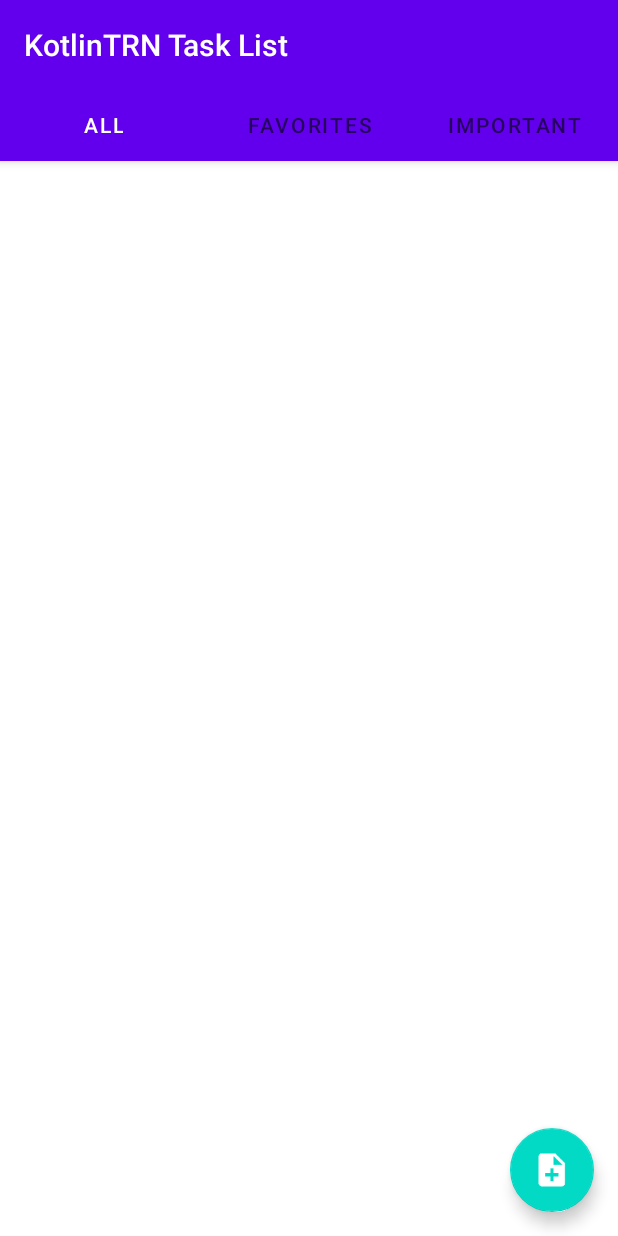
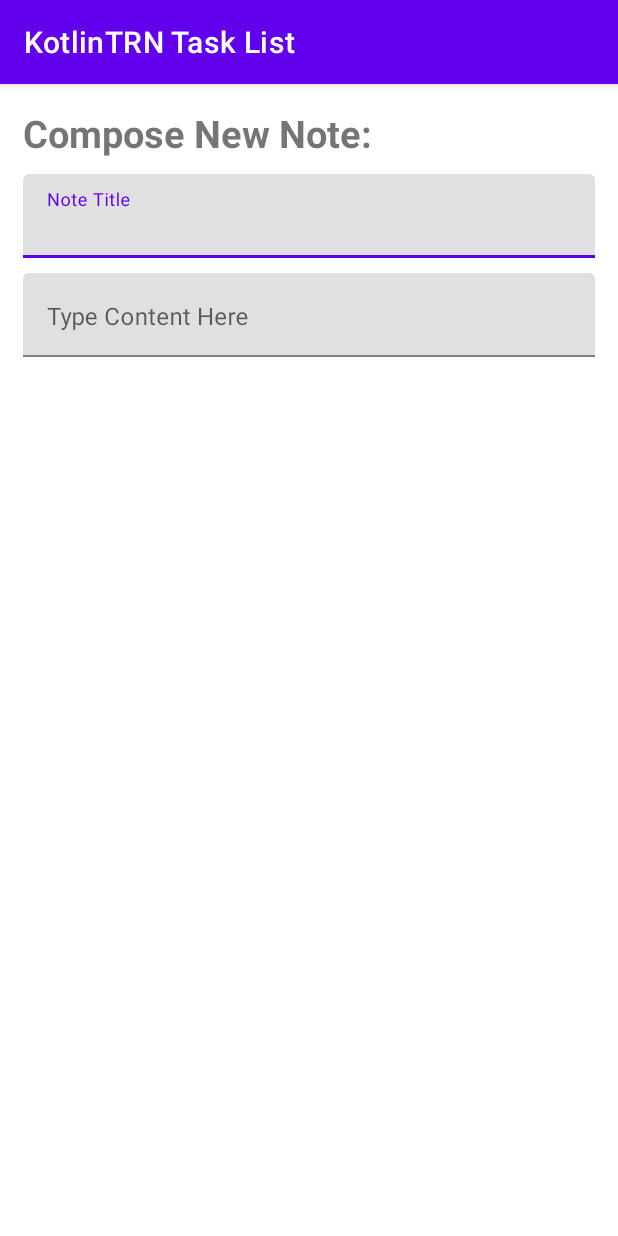
Before and after one commit to pparreno/LIG-Kotlin-TRN-Task-List, an Android app: the screen it shows after launch (MainActivity before the commit, ComposeNoteActivity after it), on a phone screen of 412 x 824 dp. Run offline under Robolectric (Android 15) with nearby library versions, the phone set to English and light mode, and no system bars.

Commit message:
commiting changes to project and compose activity

```diff
--- a/app/build.gradle
+++ b/app/build.gradle
@@ -51,6 +51,7 @@ dependencies {
     androidTestImplementation 'androidx.test.ext:junit:1.1.2'
     androidTestImplementation 'androidx.test.espresso:espresso-core:3.3.0'
 
+
     //ROOM//
     def room_version = "2.2.6"
     implementation "androidx.room:room-runtime:$room_version"
--- a/app/src/main/AndroidManifest.xml
+++ b/app/src/main/AndroidManifest.xml
@@ -9,16 +9,23 @@
         android:roundIcon="@mipmap/ic_launcher_round"
         android:supportsRtl="true"
         android:theme="@style/Theme.KotlinTRNTaskList">
-        <activity
-            android:name=".MainActivity"
-            android:label="@string/app_name"
-            android:theme="@style/Theme.KotlinTRNTaskList.NoActionBar">
+        <activity android:name=".ui.compose.ComposeNoteActivity">
             <intent-filter>
                 <action android:name="android.intent.action.MAIN" />
 
                 <category android:name="android.intent.category.LAUNCHER" />
             </intent-filter>
         </activity>
+        <activity
+            android:name=".ui.main.MainActivity"
+            android:label="@string/app_name"
+            android:theme="@style/Theme.KotlinTRNTaskList.NoActionBar">
+           <!-- <intent-filter>
+                <action android:name="android.intent.action.MAIN" />
+
+                <category android:name="android.intent.category.LAUNCHER" />
+            </intent-filter>-->
+        </activity>
     </application>
 
 </manifest>
--- /dev/null
+++ b/app/src/main/java/com/pparreno/kotlintrntasklist/ui/compose/ComposeNoteActivity.kt
@@ -0,0 +1,12 @@
+package com.pparreno.kotlintrntasklist.ui.compose
+
+import androidx.appcompat.app.AppCompatActivity
+import android.os.Bundle
+import com.pparreno.kotlintrntasklist.R
+
+class ComposeNoteActivity : AppCompatActivity() {
+    override fun onCreate(savedInstanceState: Bundle?) {
+        super.onCreate(savedInstanceState)
+        setContentView(R.layout.activity_compose_note)
+    }
+}
--- a/app/src/main/java/com/pparreno/kotlintrntasklist/MainActivity.kt
+++ b/app/src/main/java/com/pparreno/kotlintrntasklist/ui/main/MainActivity.kt
@@ -1,12 +1,11 @@
-package com.pparreno.kotlintrntasklist
+package com.pparreno.kotlintrntasklist.ui.main
 
 import android.os.Bundle
 import com.google.android.material.floatingactionbutton.FloatingActionButton
-import com.google.android.material.snackbar.Snackbar
 import com.google.android.material.tabs.TabLayout
 import androidx.viewpager.widget.ViewPager
 import androidx.appcompat.app.AppCompatActivity
-import com.pparreno.kotlintrntasklist.ui.main.SectionsPagerAdapter
+import com.pparreno.kotlintrntasklist.R
 
 class MainActivity : AppCompatActivity() {
 
--- /dev/null
+++ b/app/src/main/res/layout/activity_compose_note.xml
@@ -0,0 +1,67 @@
+<?xml version="1.0" encoding="utf-8"?>
+<LinearLayout xmlns:android="http://schemas.android.com/apk/res/android"
+    xmlns:app="http://schemas.android.com/apk/res-auto"
+    xmlns:tools="http://schemas.android.com/tools"
+    android:layout_width="match_parent"
+    android:layout_height="match_parent"
+    android:orientation="vertical"
+    tools:context=".ui.compose.ComposeNoteActivity">
+
+    <ScrollView
+        android:layout_width="match_parent"
+        android:layout_height="match_parent"
+        tools:layout_editor_absoluteX="55dp">
+
+        <androidx.constraintlayout.widget.ConstraintLayout
+            android:layout_width="match_parent"
+            android:layout_height="wrap_content"
+            android:padding="15dp">
+
+            <TextView
+                android:id="@+id/compose_label"
+                android:layout_width="0dp"
+                android:layout_height="wrap_content"
+                android:text="@string/compose_new_note"
+                android:textSize="25sp"
+                android:textStyle="bold"
+                app:layout_constraintStart_toStartOf="parent"
+                app:layout_constraintTop_toTopOf="parent" />
+
+            <com.google.android.material.textfield.TextInputLayout
+                android:id="@+id/title_text_layout"
+                android:layout_width="match_parent"
+                android:layout_height="wrap_content"
+                android:layout_marginTop="10dp"
+                android:hint="@string/note_title"
+                app:layout_constraintTop_toBottomOf="@id/compose_label">
+
+                <com.google.android.material.textfield.TextInputEditText
+                    android:id="@+id/title_input_text"
+                    android:layout_width="match_parent"
+                    android:layout_height="wrap_content" />
+
+            </com.google.android.material.textfield.TextInputLayout>
+
+            <com.google.android.material.textfield.TextInputLayout
+                android:id="@+id/content_text_layout"
+                android:layout_width="match_parent"
+                android:layout_height="wrap_content"
+                android:layout_marginTop="10dp"
+                android:hint="@string/content_hint"
+                app:layout_constraintTop_toBottomOf="@id/title_text_layout">
+
+                <com.google.android.material.textfield.TextInputEditText
+                    android:id="@+id/content_input_text"
+                    android:layout_width="match_parent"
+                    android:layout_height="wrap_content"
+                    android:gravity="top|start"
+                    android:inputType="textCapSentences|textMultiLine"
+                    android:maxLines="100" />
+
+            </com.google.android.material.textfield.TextInputLayout>
+
+
+        </androidx.constraintlayout.widget.ConstraintLayout>
+    </ScrollView>
+
+</LinearLayout>
--- a/app/src/main/res/layout/activity_main.xml
+++ b/app/src/main/res/layout/activity_main.xml
@@ -4,7 +4,7 @@
     xmlns:tools="http://schemas.android.com/tools"
     android:layout_width="match_parent"
     android:layout_height="match_parent"
-    tools:context=".MainActivity">
+    tools:context=".ui.main.MainActivity">
 
     <com.google.android.material.appbar.AppBarLayout
         android:layout_width="match_parent"
--- /dev/null
+++ b/app/src/main/res/menu/compose_note_menu.xml
@@ -0,0 +1,4 @@
+<?xml version="1.0" encoding="utf-8"?>
+<menu xmlns:android="http://schemas.android.com/apk/res/android">
+
+</menu>
--- a/app/src/main/res/values/strings.xml
+++ b/app/src/main/res/values/strings.xml
@@ -2,7 +2,7 @@
 <resources>
 
     <string name="sample_text_bacon_ipsum">
-        Bacon ipsum dolor amet et tongue biltong, strip steak chicken pork belly pariatur veniam. Buffalo leberkas officia, pig ribeye pariatur beef ribs pork chop do occaecat. Ipsum shoulder brisket, reprehenderit frankfurter sunt pork belly dolore doner quis beef tail exercitation aute ea. Pariatur drumstick salami, buffalo short loin landjaeger cow tongue alcatra meatball strip steak veniam. Fugiat sint et tongue.<br/><br/>Ball tip cupidatat strip steak ribeye sed corned beef venison spare ribs fatback veniam eu quis labore jowl pork loin. Nostrud excepteur ea, ground round tri-tip turducken ribeye beef ribs ut fugiat porchetta picanha magna. Ut nisi adipisicing, proident cillum deserunt flank esse velit minim chislic kielbasa tail anim hamburger. Tenderloin tempor beef ball tip, magna sint in. Laboris in veniam ball tip adipisicing, in ad pork chop. Laboris t-bone ea porchetta. Commodo ball tip dolor capicola cupim pig leberkas alcatra corned beef ipsum strip steak meatloaf short loin.<br/><br/> Does your lorem ipsum text long for something a little meatier? Give our generator a try… it’s tasty!
+        Bacon ipsum dolor amet et tongue biltong, strip steak chicken pork belly pariatur veniam. Buffalo leberkas officia, pig ribeye pariatur beef ribs pork chop do occaecat. Ipsum shoulder brisket, reprehenderit frankfurter sunt pork belly dolore doner quis beef tail exercitation aute ea. Pariatur drumstick salami, buffalo short loin landjaeger cow tongue alcatra meatball strip steak veniam. Fugiat sint et tongue.<br /><br />Ball tip cupidatat strip steak ribeye sed corned beef venison spare ribs fatback veniam eu quis labore jowl pork loin. Nostrud excepteur ea, ground round tri-tip turducken ribeye beef ribs ut fugiat porchetta picanha magna. Ut nisi adipisicing, proident cillum deserunt flank esse velit minim chislic kielbasa tail anim hamburger. Tenderloin tempor beef ball tip, magna sint in. Laboris in veniam ball tip adipisicing, in ad pork chop. Laboris t-bone ea porchetta. Commodo ball tip dolor capicola cupim pig leberkas alcatra corned beef ipsum strip steak meatloaf short loin.<br /><br /> Does your lorem ipsum text long for something a little meatier? Give our generator a try… it’s tasty!
     </string>
 
     <string name="app_name">KotlinTRN Task List</string>
@@ -15,4 +15,7 @@
     <string name="content_desc_important_icon">Important Icon</string>
     <string name="sample_date_string">2 days ago</string>
     <string name="sample_title_string">Title Text</string>
+    <string name="compose_new_note">Compose New Note:</string>
+    <string name="note_title">Note Title</string>
+    <string name="content_hint">Type Content Here</string>
 </resources>
```
